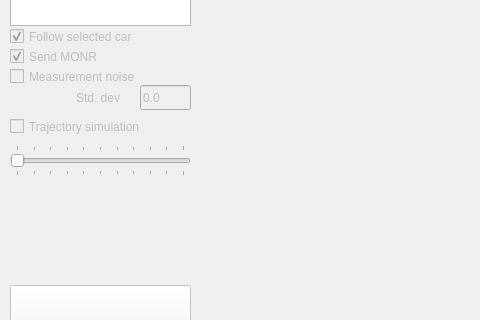
First picture: the form in ChronosVirtualObject/mainwindow.ui, repository RI-SE/ATOS, before the edit; both pictures show x 0 to 480 and y 412 to 732 of the 1200 by 1000 pixel window.
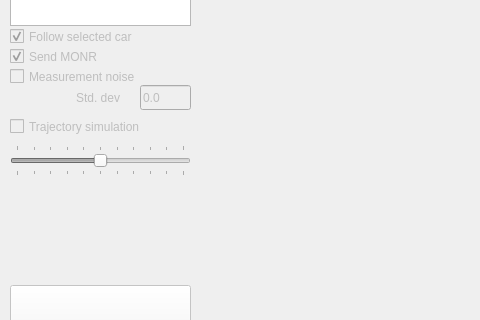
Second picture: the form after the edit. Icons and pictures are not drawn. Custom widgets are drawn as their Qt base class.

What changed in the file:
```diff
--- a/ChronosVirtualObject/mainwindow.ui
+++ b/ChronosVirtualObject/mainwindow.ui
@@ -405,10 +405,10 @@
      <number>10</number>
     </property>
     <property name="value">
-     <number>1</number>
+     <number>6</number>
     </property>
     <property name="sliderPosition">
-     <number>1</number>
+     <number>6</number>
     </property>
     <property name="orientation">
      <enum>Qt::Horizontal</enum>
```
